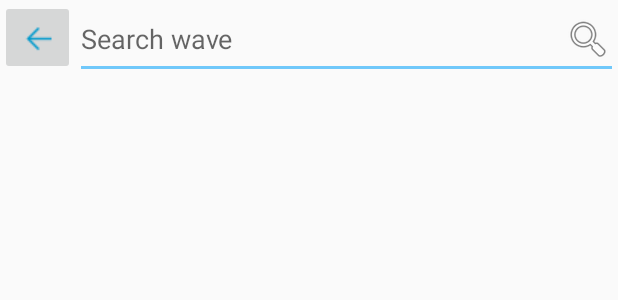
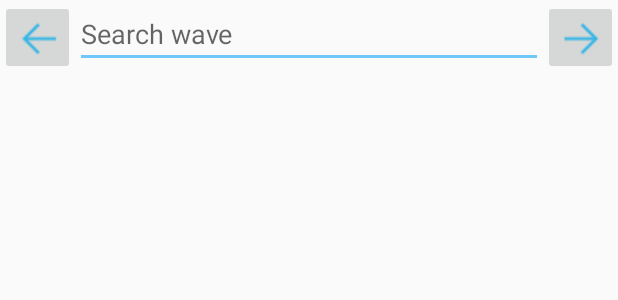
Before and after one commit to TinTin911/android-wave, an Android app: the layout activity_search.xml on its own in the app's theme, with its tools: preview values and no code run, on a phone screen of 412 x 824 dp. Shown: the top 300 px of the screen. Run offline under Robolectric (Android 15) with nearby library versions, the phone set to English and light mode, and no system bars.

Commit message:
Adding the front button to the search

```diff
--- a/app/src/main/AndroidManifest.xml
+++ b/app/src/main/AndroidManifest.xml
@@ -55,7 +55,7 @@
         </activity>
 
         <activity android:name=".activities.SearchActivity"
-            android:label="@string/search_name"
+            android:label=""
             android:theme="@style/MyMaterialTheme">
             <intent-filter>
                 <action android:name="app.android.box.waveprotocol.org.androidwave.SEARCHACTIVITY" />
--- a/app/src/main/res/layout/activity_search.xml
+++ b/app/src/main/res/layout/activity_search.xml
@@ -1,6 +1,6 @@
 <?xml version="1.0" encoding="utf-8"?>
 <RelativeLayout xmlns:android="http://schemas.android.com/apk/res/android"
-    android:layout_width="fill_parent"
+    android:layout_width="match_parent"
     android:layout_height="match_parent"
     android:orientation="horizontal">
 
@@ -10,16 +10,29 @@
         android:id="@+id/button_back"
         android:layout_width="50dp"
         android:layout_height="50dp"
-        android:src="@drawable/ic_action_back"
+        android:src="@drawable/ic_action_search_back"
+        android:layout_alignParentLeft="true"
         android:text="Button"/>
 
-    <EditText
+    <ImageButton
+        android:paddingTop="10dp"
+        android:id="@+id/button_forward"
+        android:layout_width="50dp"
+        android:layout_height="50dp"
+        android:layout_alignParentRight="true"
+        android:src="@drawable/ic_action_search_forward"
+        android:text="Button"/>
+
+    <AutoCompleteTextView
         android:layout_width="fill_parent"
         android:layout_height="wrap_content"
         android:layout_toRightOf="@+id/button_back"
+        android:layout_toLeftOf="@id/button_forward"
+        android:id="@+id/searchWave"
         android:hint="@string/search_hint"
-        android:id="@+id/searchHint"
-        android:drawableRight="@android:drawable/ic_menu_search"
+
         />
 
+
+
 </RelativeLayout>
```
Also changed, not shown: app/src/main/java/app/android/box/waveprotocol/org/androidwave/activities/NewWaveActivity.java (+26 -0 lines), app/src/main/res/menu/menu_main2.xml (added, +13 -0 lines), app/src/main/res/drawable/ic_action_back.png (deleted), app/src/main/res/drawable/ic_action_backward.png (added), app/src/main/res/drawable/ic_action_forword.png (added), app/src/main/res/drawable/ic_action_search_back.png (added), app/src/main/res/drawable/ic_action_search_forward.png (added).
